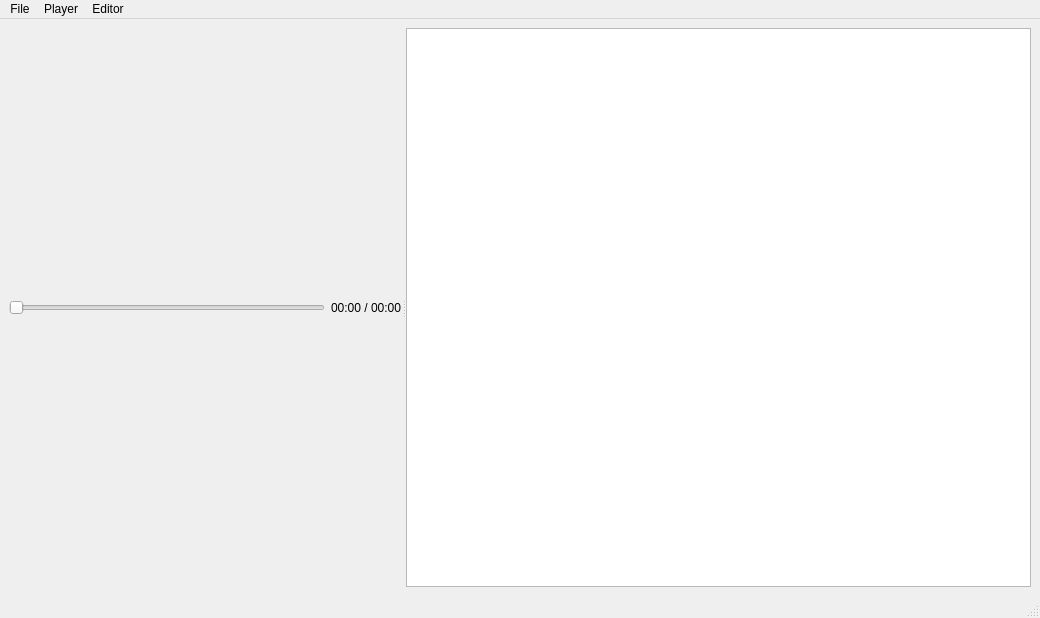
Above: tool.ui from jatindalal/asr-post-editor before the change. Below: the same form after it.
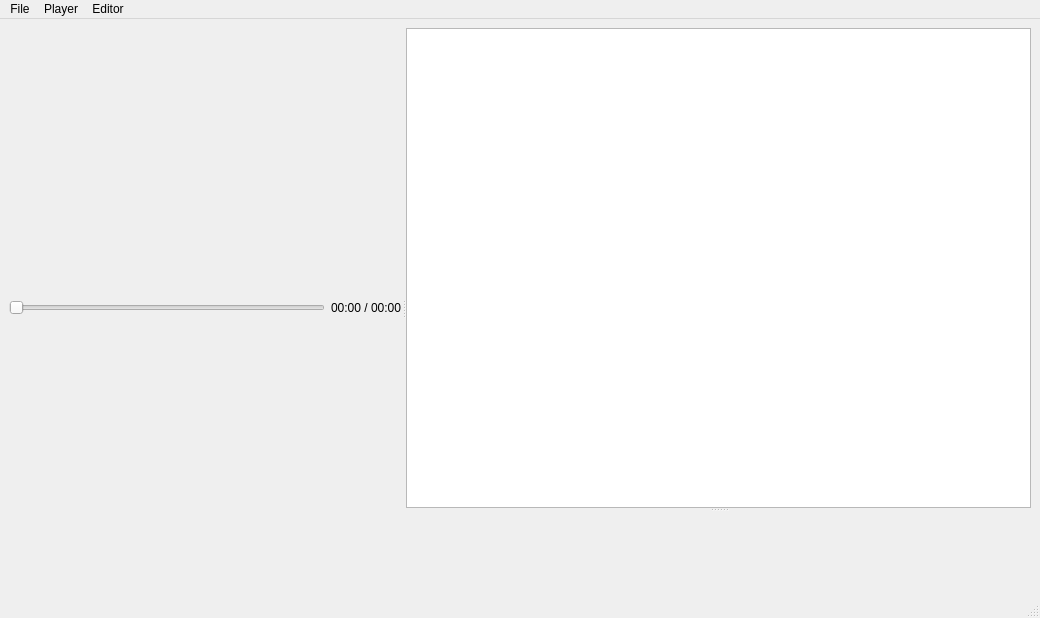
That is the form after the change. Custom widgets are drawn as their Qt base class.

Commit message:
Enhance 'TextEditor' and embed highlighter in 'Editor'
Now features like find replace and message signal are part of text editor class rather than editor. This makes possible for word editor to inherit these properties.

```diff
--- a/tool.ui
+++ b/tool.ui
@@ -48,7 +48,13 @@
         </item>
        </layout>
       </widget>
-      <widget class="Editor" name="m_editor"/>
+      <widget class="QSplitter" name="editorLayout">
+       <property name="orientation">
+        <enum>Qt::Vertical</enum>
+       </property>
+       <widget class="Editor" name="m_editor"/>
+       <widget class="TextEditor" name="m_wordEditor" native="true"/>
+      </widget>
      </widget>
     </item>
    </layout>
@@ -172,6 +178,12 @@
    <extends>QPlainTextEdit</extends>
    <header>editor.h</header>
   </customwidget>
+  <customwidget>
+   <class>TextEditor</class>
+   <extends>QWidget</extends>
+   <header>texteditor.h</header>
+   <container>1</container>
+  </customwidget>
  </customwidgets>
  <resources/>
  <connections/>
```
Left out of the diff: 6 changed lines with no effect on the pictures. The commit also changes 7 other files.
